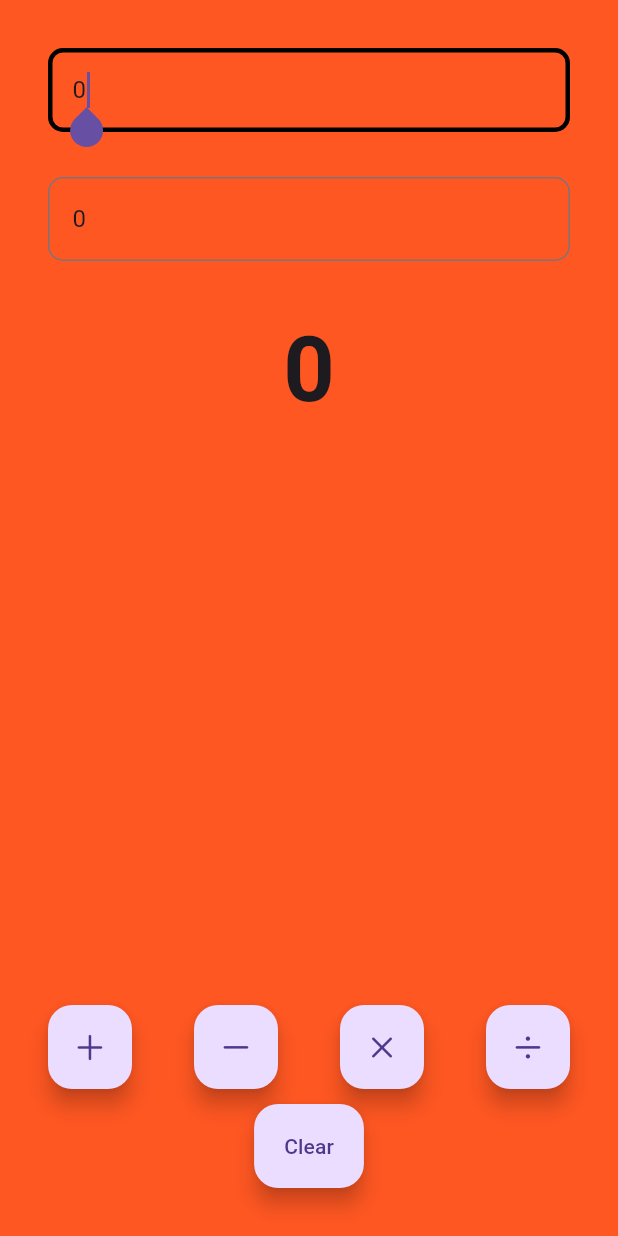
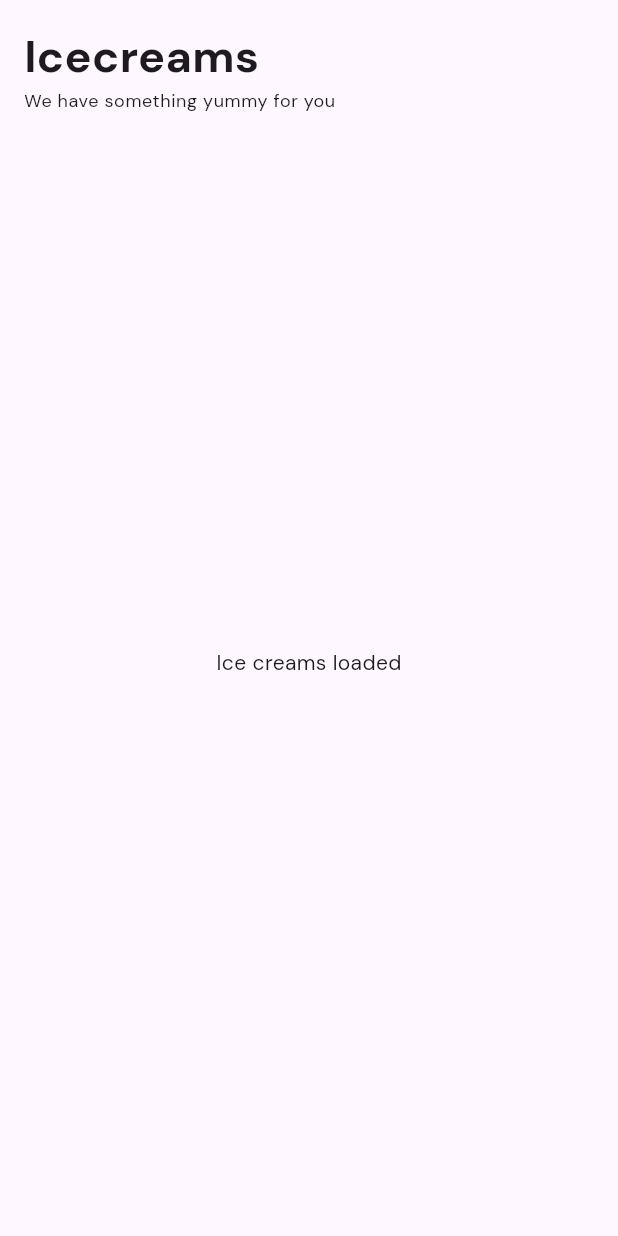
Before and after one commit to Priyanshu-web-tech/Flutter_First_App, a Flutter app: the screen it shows after launch, on a phone screen of 412 x 824 dp. Run offline on Flutter 3.47's test engine with Material 3 defaults, Android fonts, the phone set to English and light mode, and no system bars; our stand-ins replace google_fonts.

Commit message:
Add Initial Ice Cream App

```diff
--- a/lib/app/app.dart
+++ b/lib/app/app.dart
@@ -1,5 +1,6 @@
 import 'package:flutter/material.dart';
-import 'package:my_first_app/views/home_view.dart';
+import 'package:google_fonts/google_fonts.dart';
+import 'package:my_first_app/app/home_view.dart';
 
 class MyApp extends StatelessWidget {
   const MyApp({super.key});
@@ -9,7 +10,10 @@ class MyApp extends StatelessWidget {
     return MaterialApp(
       debugShowCheckedModeBanner: false, // Set this to false
       title: "Flutter Learn",
-      theme: ThemeData(primarySwatch: Colors.deepOrange),
+      theme: ThemeData(
+        primarySwatch: Colors.deepOrange,
+        fontFamily: GoogleFonts.dmSans().fontFamily,
+       ),
       home: HomeView(),
     );
   }
--- /dev/null
+++ b/lib/app/home_view.dart
@@ -0,0 +1,15 @@
+import 'package:flutter/material.dart';
+// import 'package:my_first_app/calculator/views/calculator_view.dart';
+import 'package:my_first_app/icecream/icecream_view.dart';
+
+class HomeView extends StatelessWidget {
+  const HomeView({super.key});
+
+  @override
+  Widget build(BuildContext context) {
+    return Scaffold(
+      // backgroundColor: Colors.deepOrange,
+      body: SafeArea(bottom: false, child: IcecreamView()),
+    );
+  }
+}
--- /dev/null
+++ b/lib/icecream/icecream_view.dart
@@ -0,0 +1,65 @@
+import 'dart:convert';
+
+import 'package:flutter/material.dart';
+import 'package:flutter/services.dart';
+
+class IcecreamView extends StatefulWidget {
+  const IcecreamView({super.key});
+
+  @override
+  State<IcecreamView> createState() => _IcecreamViewState();
+}
+
+class _IcecreamViewState extends State<IcecreamView> {
+  Map<String, dynamic>? decodedIcecreams;
+
+  @override
+  void initState() {
+    super.initState();
+    loadIceCreams();
+  }
+
+  Future<void> loadIceCreams() async {
+    final rawIcecreams = await rootBundle.loadString("assets/icecream.json");
+    decodedIcecreams = jsonDecode(rawIcecreams);
+
+    await Future.delayed(Duration(seconds: 1));
+
+    print(decodedIcecreams);
+    setState(() {});
+  }
+
+  @override
+  Widget build(BuildContext context) {
+    return Padding(
+      padding: const EdgeInsets.all(16),
+      child: Column(
+        crossAxisAlignment: CrossAxisAlignment.start,
+        children: [
+          Text(
+            "Icecreams",
+            style: TextStyle(fontSize: 30, fontWeight: FontWeight.bold),
+          ),
+          Text(
+            "We have something yummy for you",
+            style: Theme.of(context).textTheme.bodySmall,
+          ),
+          Expanded(
+            child: Center(
+              child: Column(
+                crossAxisAlignment: CrossAxisAlignment.center,
+                mainAxisAlignment: MainAxisAlignment.center,
+                children: [
+                  if (decodedIcecreams != null)
+                    Text("Ice creams loaded")
+                  else
+                    Center(child: CircularProgressIndicator.adaptive()),
+                ],
+              ),
+            ),
+          ),
+        ],
+      ),
+    );
+  }
+}
--- a/lib/views/home_view.dart
+++ /dev/null
@@ -1,14 +0,0 @@
-import 'package:flutter/material.dart';
-import 'package:my_first_app/views/calculator_view.dart';
-
-class HomeView extends StatelessWidget {
-  const HomeView({super.key});
-
-  @override
-  Widget build(BuildContext context) {
-    return Scaffold(
-      backgroundColor: Colors.deepOrange,
-      body: SafeArea(bottom: false, child: CalculatorView()),
-    );
-  }
-}
```
Also changed, not shown: assets/icecream.json (added, +69 -0 lines), pubspec.yaml (+4 -3 lines), lib/calculator/views/calculator_view.dart (renamed from lib/views/calculator_view.dart), pubspec.lock, 1 other file.
